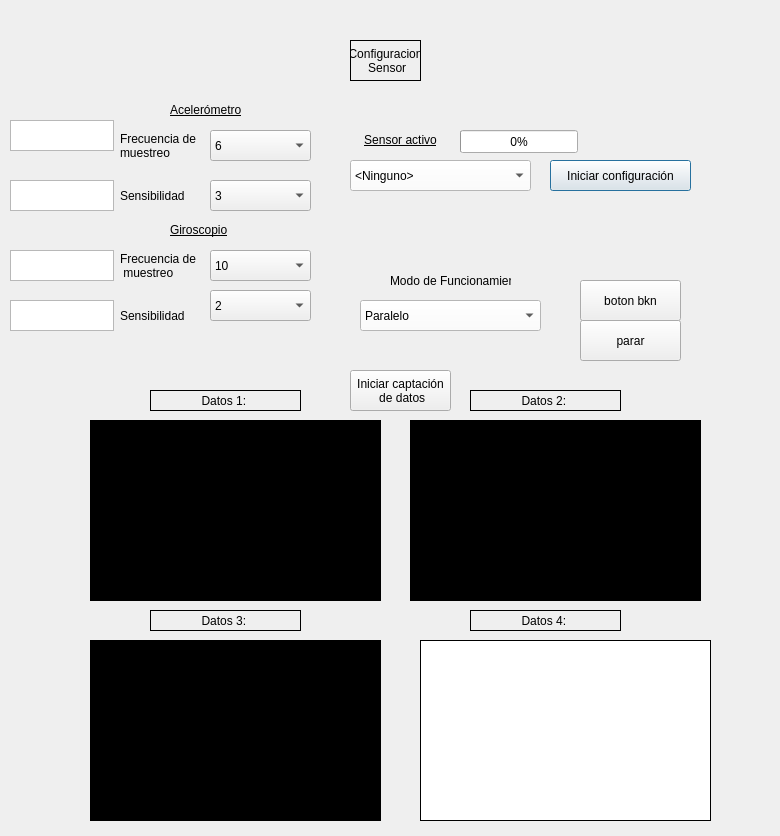
First picture: the form in sample_project/UI/tarea2.ui, repository Stevennns/SistemasEmbebidos, before the edit.
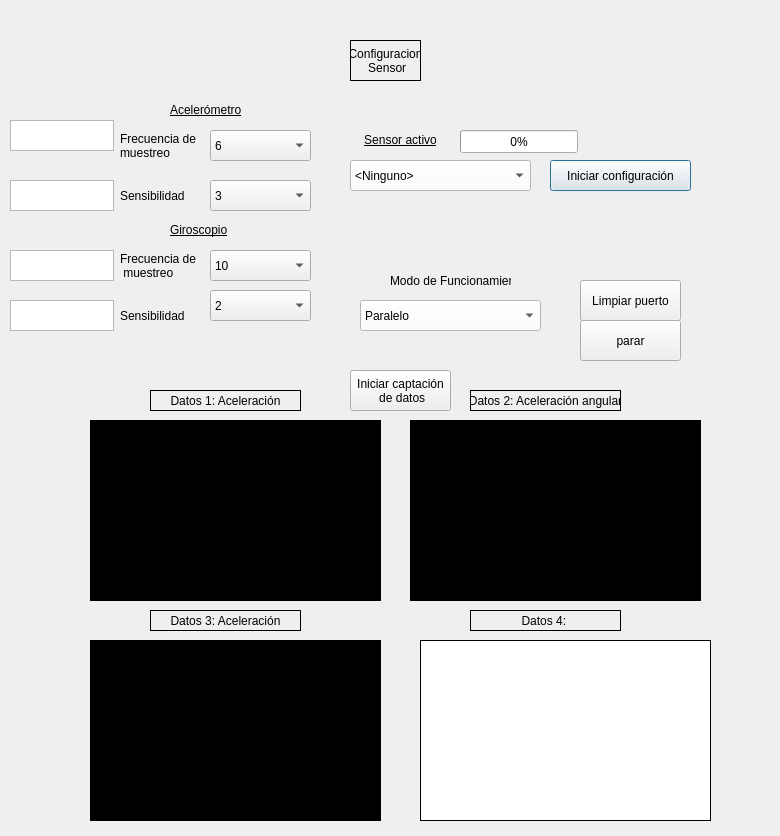
Second picture: the form after the edit. Custom widgets are drawn as their Qt base class.

Patch:
```diff
--- a/sample_project/UI/tarea2.ui
+++ b/sample_project/UI/tarea2.ui
@@ -298,7 +298,7 @@
     <enum>QFrame::Box</enum>
    </property>
    <property name="text">
-    <string>Datos 1: &lt;Datos&gt;</string>
+    <string>Datos 1: Aceleración</string>
    </property>
    <property name="alignment">
     <set>Qt::AlignCenter</set>
@@ -320,7 +320,7 @@
     <enum>QFrame::Box</enum>
    </property>
    <property name="text">
-    <string>Datos 2: &lt;Datos&gt;</string>
+    <string>Datos 2: Aceleración angular</string>
    </property>
    <property name="alignment">
     <set>Qt::AlignCenter</set>
@@ -342,7 +342,7 @@
     <enum>QFrame::Box</enum>
    </property>
    <property name="text">
-    <string>Datos 3: &lt;Datos&gt;</string>
+    <string>Datos 3: Aceleración</string>
    </property>
    <property name="alignment">
     <set>Qt::AlignCenter</set>
@@ -407,7 +407,7 @@
     </rect>
    </property>
    <property name="text">
-    <string>boton bkn</string>
+    <string>Limpiar puerto</string>
    </property>
   </widget>
   <widget class="QPushButton" name="test_boton_2">
```
